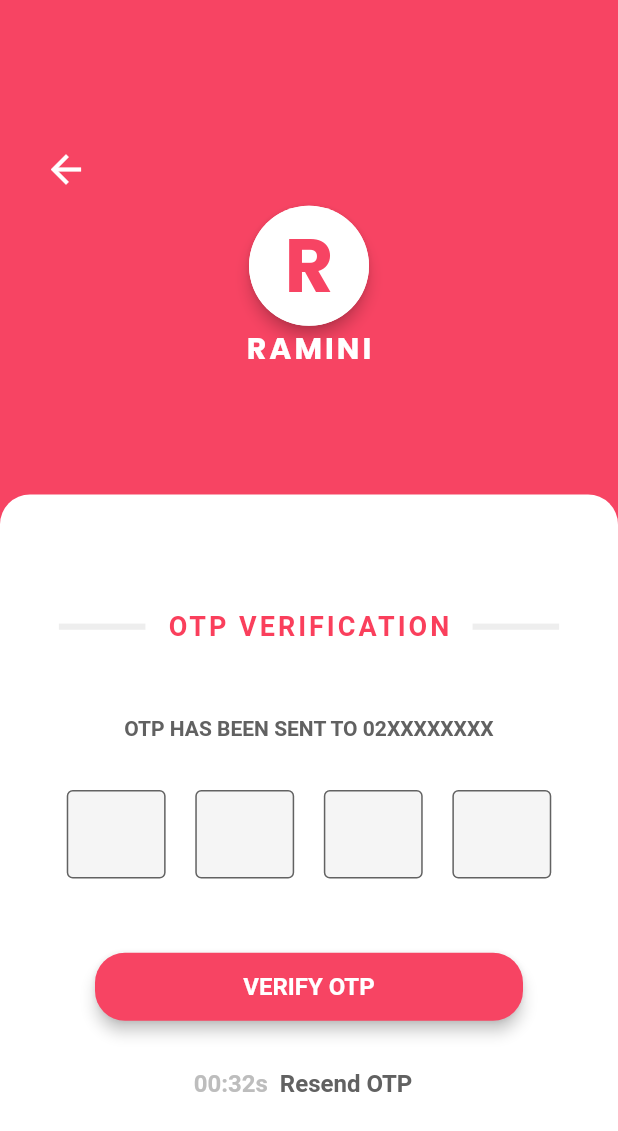
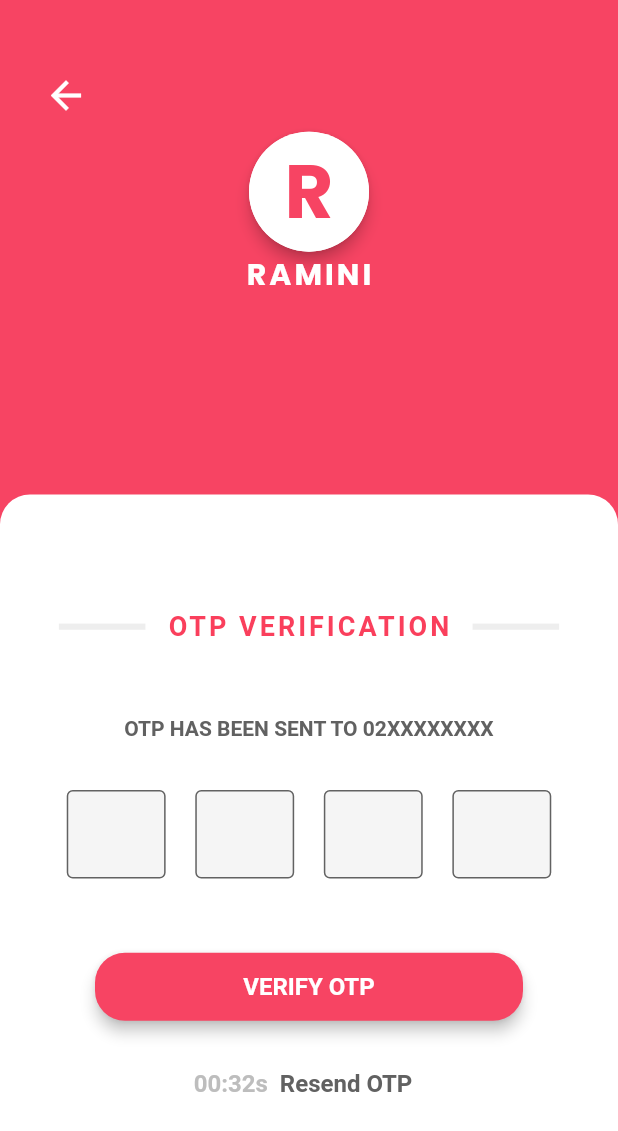
Before and after one commit to handuah/Ramini-UI, a Flutter app: the OTPPage screen opened by its route, on a phone screen of 412 x 824 dp. Shown: the top 1131 px of the screen. Run offline on Flutter 3.47's test engine with Material 2 defaults, Android fonts, the phone set to English and light mode, and no system bars; our stand-ins replace google_fonts, hexcolor; Roboto replaces fonts that are missing (Alata).

```diff
--- a/lib/screens/otpPage.dart
+++ b/lib/screens/otpPage.dart
@@ -71,7 +71,7 @@ class _OTPPageState extends State<OTPPage> {
             ),
           ),
           SizedBox(
-            height: MediaQuery.of(context).size.height * 0.1,
+            height: MediaQuery.of(context).size.height * 0.16,
           ),
           Container(
             height: MediaQuery.of(context).size.height * 0.6,
@@ -232,7 +232,9 @@ class _OTPPageState extends State<OTPPage> {
                       height: MediaQuery.of(context).size.height * 0.01,
                     ),
                     TextButton(
-                      onPressed: () {},
+                      onPressed: () {
+                        Navigator.pushNamed(context, '/welcomeScreen');
+                      },
                       child: Text(
                         'VERIFY OTP',
                         style: GoogleFonts.alata(
```
